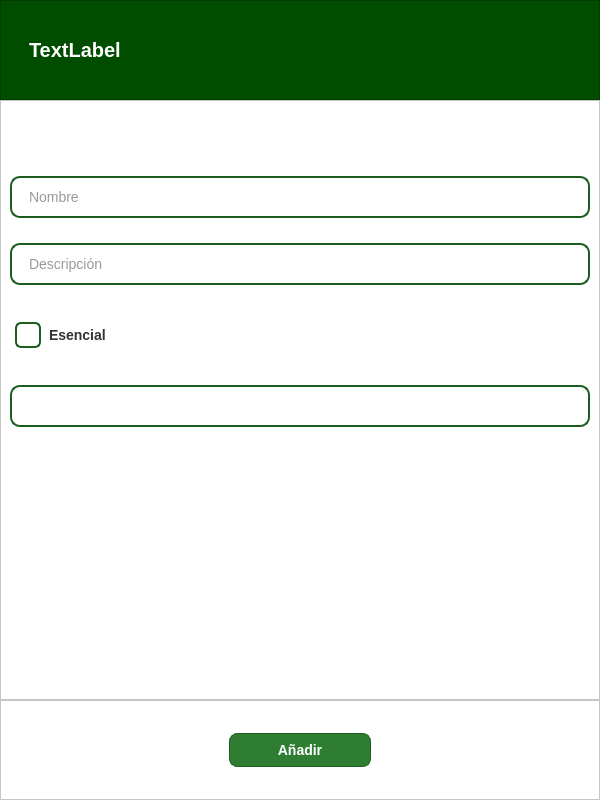
Above: Interfaz/popUpVacuna.ui from MiguelGarcia29/RefugioAnimal-OR before the change. Below: the same form after it.
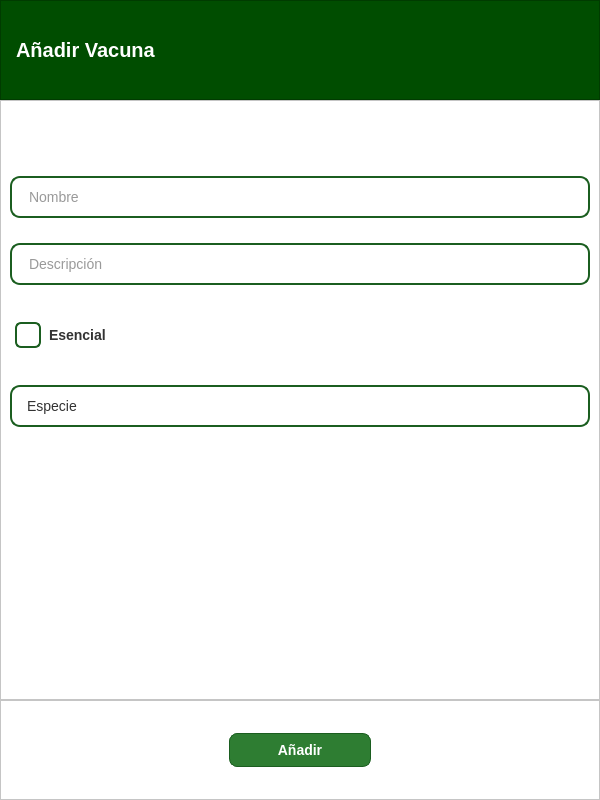
That is the form after the change. Icons and pictures are not drawn.

Commit message: Navegacion interfaz

```diff
--- a/Interfaz/popUpVacuna.ui
+++ b/Interfaz/popUpVacuna.ui
@@ -64,17 +64,10 @@
       <property name="leftMargin">
        <number>15</number>
       </property>
-      <item>
-       <widget class="QLabel" name="imagen">
-        <property name="text">
-         <string/>
-        </property>
-       </widget>
-      </item>
       <item>
        <widget class="QLabel" name="titulo">
         <property name="text">
-         <string>TextLabel</string>
+         <string>Añadir Vacuna</string>
         </property>
        </widget>
       </item>
@@ -276,7 +269,13 @@
        </widget>
       </item>
       <item>
-       <widget class="QComboBox" name="input_especieVacuna"/>
+       <widget class="QComboBox" name="input_especieVacuna">
+        <item>
+         <property name="text">
+          <string>Especie</string>
+         </property>
+        </item>
+       </widget>
       </item>
       <item>
        <spacer name="verticalSpacer">
```
Left out of the diff: 2 changed lines with no effect on the pictures. The commit also changes 5 other files.
